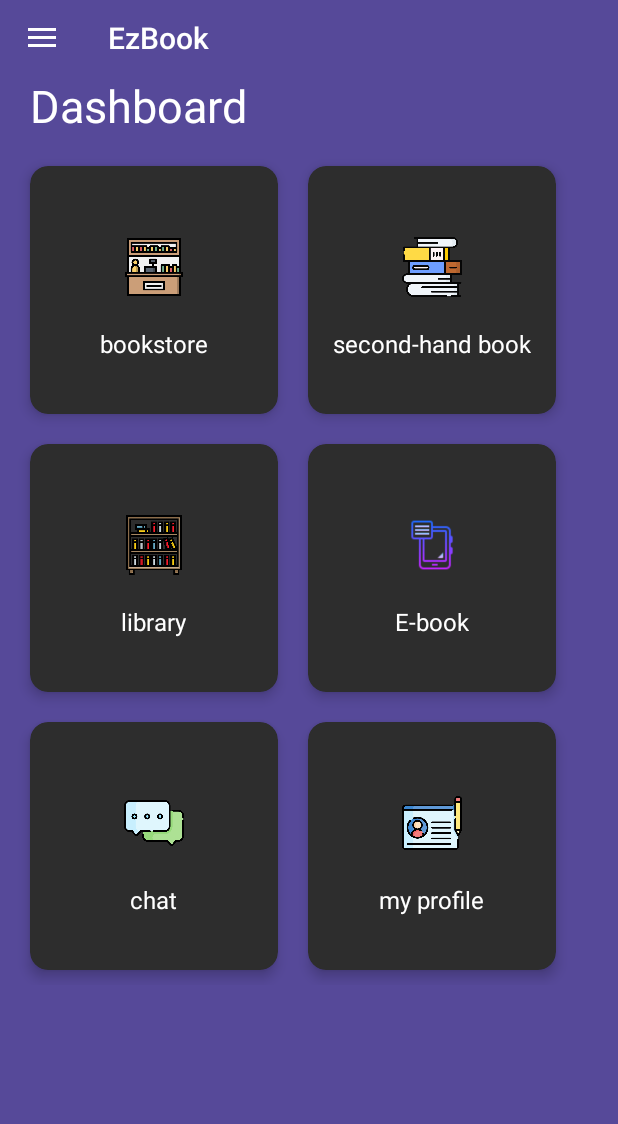
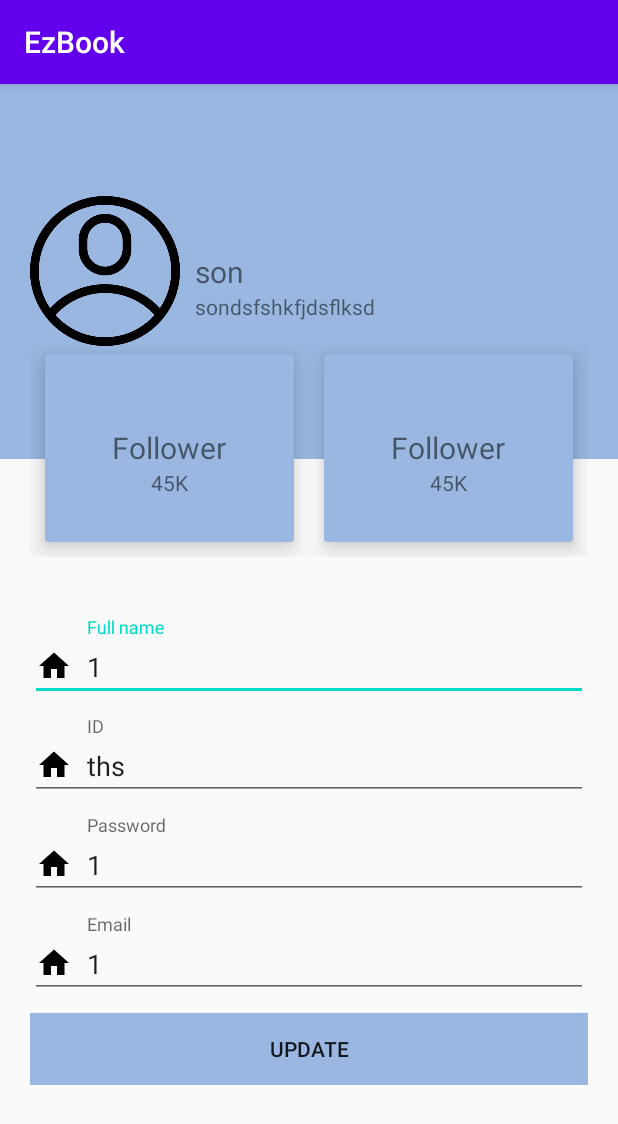
Before and after one commit to sonseungbeom0530/EzBook, an Android app: the MainActivity screen opened directly, with no data from a screen before it, after a tap on "my profile", on a phone screen of 412 x 824 dp. Shown: the top 1124 px of the screen. Run offline under Robolectric (Android 15) with nearby library versions, the phone set to English and light mode, and no system bars.

Commit message:
Design user profile page

```diff
--- a/app/src/main/AndroidManifest.xml
+++ b/app/src/main/AndroidManifest.xml
@@ -11,7 +11,8 @@
         android:roundIcon="@mipmap/ic_launcher_round"
         android:supportsRtl="true"
         android:theme="@style/AppTheme">
-        <activity android:name=".AdminAddProductActivity"></activity>
+        <activity android:name=".UserProfileActivity"></activity>
+        <activity android:name=".AdminAddProductActivity" />
         <activity android:name=".AdminMainActivity" />
         <activity android:name=".LibraryActivity" />
         <activity android:name=".LoginActivity">
--- a/app/src/main/java/com/example/ezbook/MainActivity.java
+++ b/app/src/main/java/com/example/ezbook/MainActivity.java
@@ -74,6 +74,7 @@ public class MainActivity extends AppCompatActivity implements View.OnClickListe
 
         switch (v.getId()){
             case R.id.library_card : i = new Intent(this,LibraryActivity.class);startActivity(i); break;
+            case R.id.profile_card : i = new Intent(this,UserProfileActivity.class);startActivity(i); break;
             default:break;
         }
 
--- /dev/null
+++ b/app/src/main/java/com/example/ezbook/UserProfileActivity.java
@@ -0,0 +1,24 @@
+package com.example.ezbook;
+
+
+import androidx.appcompat.app.AppCompatActivity;
+
+
+import android.content.Intent;
+import android.os.Bundle;
+import android.widget.TextView;
+
+import com.google.android.material.textfield.TextInputLayout;
+
+
+public class UserProfileActivity extends AppCompatActivity {
+
+
+
+    @Override
+    protected void onCreate(Bundle savedInstanceState) {
+        super.onCreate(savedInstanceState);
+        setContentView(R.layout.activity_user_profile);
+
+    }
+}
--- /dev/null
+++ b/app/src/main/res/layout/activity_user_profile.xml
@@ -0,0 +1,199 @@
+<?xml version="1.0" encoding="utf-8"?>
+<ScrollView xmlns:android="http://schemas.android.com/apk/res/android"
+    xmlns:app="http://schemas.android.com/apk/res-auto"
+    xmlns:tools="http://schemas.android.com/tools"
+    android:layout_width="match_parent"
+    android:layout_height="match_parent"
+    tools:context=".UserProfileActivity">
+
+    <LinearLayout
+        android:layout_width="match_parent"
+        android:layout_height="match_parent"
+        android:orientation="vertical">
+
+        <RelativeLayout
+            android:layout_width="match_parent"
+            android:layout_height="250dp"
+            android:background="@color/blue"
+            android:padding="20dp">
+
+            <ImageView
+                android:id="@+id/profile_image"
+                android:layout_width="100dp"
+                android:layout_height="100dp"
+                android:layout_centerVertical="true"
+                android:src="@drawable/user_profile" />
+
+            <TextView
+                android:id="@+id/full_name"
+                android:layout_width="wrap_content"
+                android:layout_height="wrap_content"
+                android:layout_centerVertical="true"
+                android:layout_marginLeft="10dp"
+                android:layout_toRightOf="@+id/profile_image"
+                android:text="son"
+                android:textSize="20sp" />
+
+            <TextView
+                android:layout_width="wrap_content"
+                android:layout_height="wrap_content"
+                android:layout_below="@id/full_name"
+                android:layout_marginLeft="10dp"
+                android:layout_toRightOf="@+id/profile_image"
+                android:text="sondsfshkfjdsflksd"
+                android:textSize="14sp" />
+
+        </RelativeLayout>
+
+        <LinearLayout
+            android:layout_width="match_parent"
+            android:layout_height="wrap_content"
+            android:layout_marginTop="-100dp"
+            android:padding="20dp">
+
+            <com.google.android.material.card.MaterialCardView
+                android:layout_width="0dp"
+                android:layout_height="125dp"
+                android:layout_margin="10dp"
+                android:layout_weight="1"
+                app:cardBackgroundColor="@color/blue"
+                app:cardElevation="10dp">
+
+                <RelativeLayout
+                    android:layout_width="match_parent"
+                    android:layout_height="match_parent">
+
+                    <TextView
+                        android:id="@+id/follower_label"
+                        android:layout_width="wrap_content"
+                        android:layout_height="wrap_content"
+                        android:layout_centerInParent="true"
+                        android:text="Follower"
+                        android:textSize="20sp" />
+
+                    <TextView
+                        android:id="@+id/follower_desc"
+                        android:layout_width="wrap_content"
+                        android:layout_height="wrap_content"
+                        android:layout_below="@+id/follower_label"
+                        android:layout_centerHorizontal="true"
+                        android:text="45K"
+                        android:textSize="14sp" />
+
+                </RelativeLayout>
+
+
+            </com.google.android.material.card.MaterialCardView>
+
+            <com.google.android.material.card.MaterialCardView
+                android:layout_width="0dp"
+                android:layout_height="125dp"
+                android:layout_margin="10dp"
+                android:layout_weight="1"
+                app:cardBackgroundColor="@color/blue"
+                app:cardElevation="10dp">
+
+                <RelativeLayout
+                    android:layout_width="match_parent"
+                    android:layout_height="match_parent">
+
+                    <TextView
+                        android:id="@+id/following_label"
+                        android:layout_width="wrap_content"
+                        android:layout_height="wrap_content"
+                        android:layout_centerInParent="true"
+                        android:text="Follower"
+                        android:textSize="20sp" />
+
+                    <TextView
+                        android:id="@+id/following_desc"
+                        android:layout_width="wrap_content"
+                        android:layout_height="wrap_content"
+                        android:layout_below="@+id/following_label"
+                        android:layout_centerHorizontal="true"
+                        android:text="45K"
+                        android:textSize="14sp" />
+
+                </RelativeLayout>
+
+
+            </com.google.android.material.card.MaterialCardView>
+
+        </LinearLayout>
+
+        <LinearLayout
+            android:layout_width="match_parent"
+            android:layout_height="wrap_content"
+            android:orientation="vertical"
+            android:padding="20dp">
+
+            <com.google.android.material.textfield.TextInputLayout
+                android:id="@+id/full_name_profile"
+                android:layout_width="match_parent"
+                android:layout_height="wrap_content"
+                android:layout_marginBottom="10dp"
+                android:hint="Full name">
+
+                <com.google.android.material.textfield.TextInputEditText
+                    android:layout_width="match_parent"
+                    android:layout_height="wrap_content"
+                    android:drawableLeft="@drawable/home_icon"
+                    android:drawablePadding="10dp"
+                    android:text="1" />
+            </com.google.android.material.textfield.TextInputLayout>
+
+            <com.google.android.material.textfield.TextInputLayout
+                android:id="@+id/id_profile"
+                android:layout_width="match_parent"
+                android:layout_height="wrap_content"
+                android:layout_marginBottom="10dp"
+                android:hint="ID">
+
+                <com.google.android.material.textfield.TextInputEditText
+                    android:layout_width="match_parent"
+                    android:layout_height="wrap_content"
+                    android:drawableLeft="@drawable/home_icon"
+                    android:drawablePadding="10dp"
+                    android:text="ths" />
+            </com.google.android.material.textfield.TextInputLayout>
+
+            <com.google.android.material.textfield.TextInputLayout
+                android:id="@+id/password_profile"
+                android:layout_width="match_parent"
+                android:layout_height="wrap_content"
+                android:layout_marginBottom="10dp"
+                android:hint="Password">
+
+                <com.google.android.material.textfield.TextInputEditText
+                    android:layout_width="match_parent"
+                    android:layout_height="wrap_content"
+                    android:drawableLeft="@drawable/home_icon"
+                    android:drawablePadding="10dp"
+                    android:text="1" />
+            </com.google.android.material.textfield.TextInputLayout>
+
+            <com.google.android.material.textfield.TextInputLayout
+                android:id="@+id/email_profile"
+                android:layout_width="match_parent"
+                android:layout_height="wrap_content"
+                android:layout_marginBottom="10dp"
+                android:hint="Email">
+
+                <com.google.android.material.textfield.TextInputEditText
+                    android:layout_width="match_parent"
+                    android:layout_height="wrap_content"
+                    android:drawableLeft="@drawable/home_icon"
+                    android:drawablePadding="10dp"
+                    android:text="1" />
+            </com.google.android.material.textfield.TextInputLayout>
+
+            <Button
+                android:layout_width="match_parent"
+                android:layout_height="wrap_content"
+                android:background="@color/blue"
+                android:text="Update" />
+
+
+        </LinearLayout>
+    </LinearLayout>
+</ScrollView>
```
